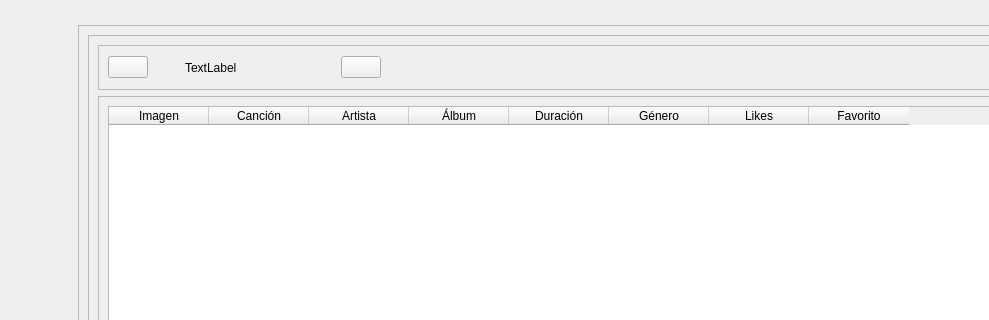
Above: views/playlist.ui from ximenaaloya/cloudymusic before the change; both pictures show x 0 to 989 and y 0 to 320 of the 1257 by 873 pixel window. Below: the same form after it.
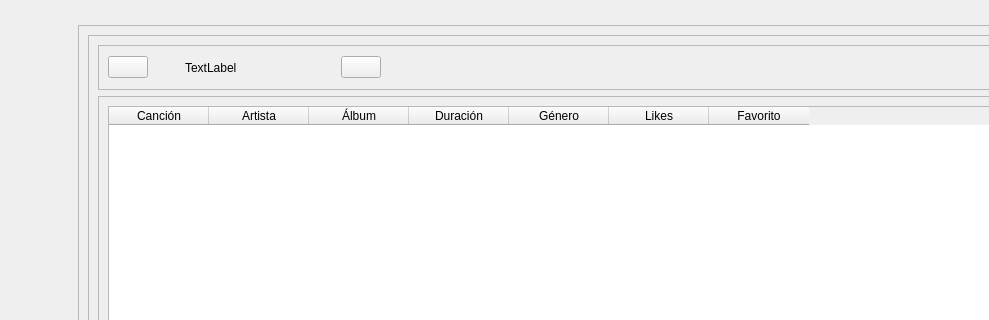
That is the form after the change. Icons and pictures are not drawn.

The edit to the form file:
```diff
--- a/views/playlist.ui
+++ b/views/playlist.ui
@@ -217,11 +217,6 @@
                  <height>0</height>
                 </size>
                </property>
-               <column>
-                <property name="text">
-                 <string>Imagen</string>
-                </property>
-               </column>
                <column>
                 <property name="text">
                  <string>Canción</string>
```
Left out of the diff: 2 changed lines with no effect on the pictures.
